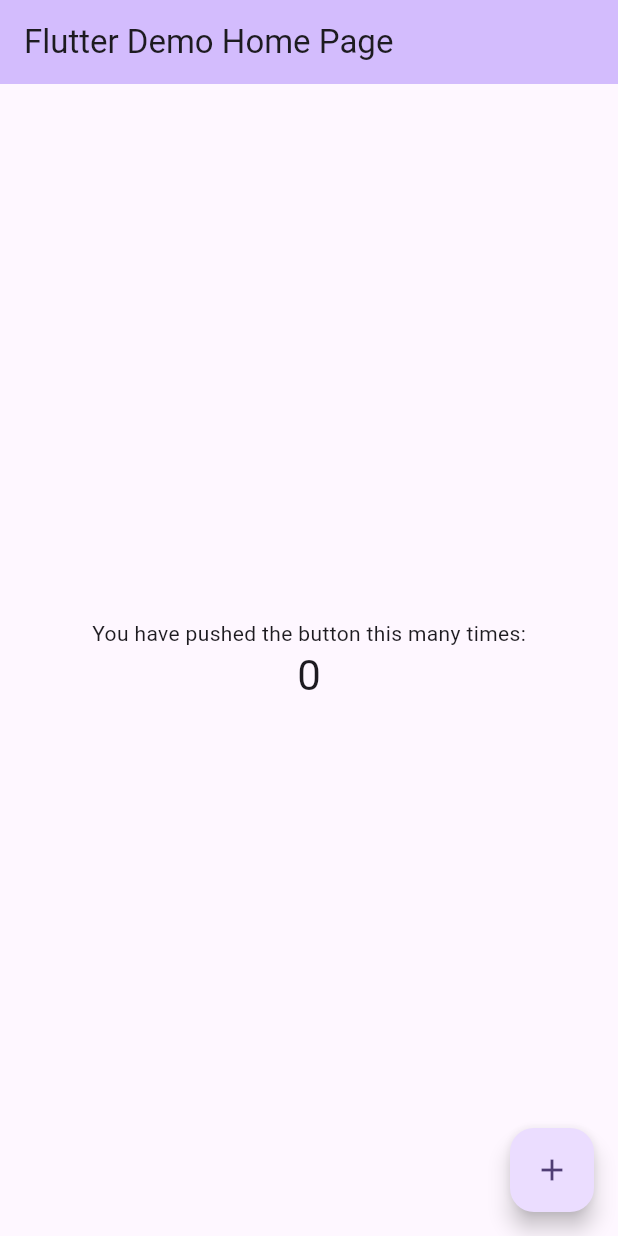
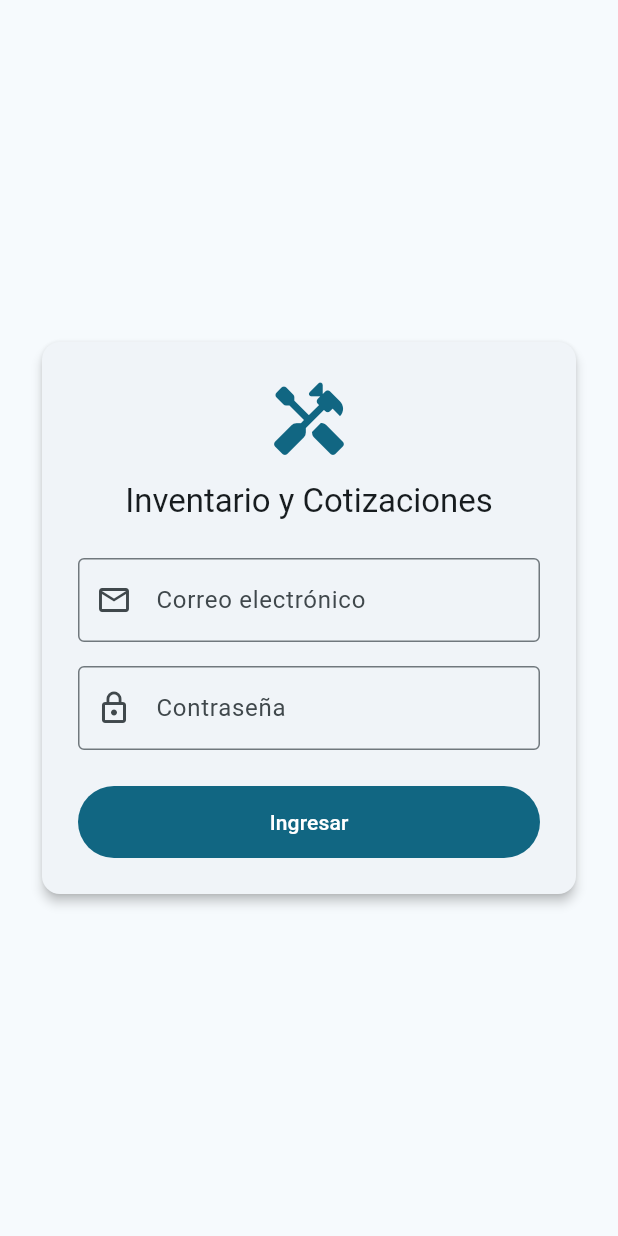
Before and after one commit to MelvinGTE/InventarioTaller, a Flutter app: the screen it shows after launch, on a phone screen of 412 x 824 dp. Run offline on Flutter 3.47's test engine with Material 3 defaults, Android fonts, the phone set to English and light mode, and no system bars; our stand-ins replace firebase_auth, firebase_core; accounts and stored records are empty.

Commit message:
Agrega pantalla de login con Firebase Auth y ajusta cache en firebase.json

```diff
--- /dev/null
+++ b/lib/login_page.dart
@@ -0,0 +1,138 @@
+import 'package:flutter/material.dart';
+import 'package:firebase_auth/firebase_auth.dart';
+
+class LoginPage extends StatefulWidget {
+  const LoginPage({super.key});
+
+  @override
+  State<LoginPage> createState() => _LoginPageState();
+}
+
+class _LoginPageState extends State<LoginPage> {
+  // Controladores para leer lo que escribes en los campos (similar al request.POST)
+  final _emailController = TextEditingController();
+  final _passwordController = TextEditingController();
+
+  bool _cargando = false;
+  String? _errorMensaje;
+
+  Future<void> _iniciarSesion() async {
+    setState(() {
+      _cargando = true;
+      _errorMensaje = null;
+    });
+
+    try {
+      // Le pide a Firebase que valide tu correo y contraseña
+      await FirebaseAuth.instance.signInWithEmailAndPassword(
+        email: _emailController.text.trim(),
+        password: _passwordController.text.trim(),
+      );
+    } on FirebaseAuthException catch (e) {
+      setState(() {
+        if (e.code == 'invalid-credential' ||
+            e.code == 'user-not-found' ||
+            e.code == 'wrong-password') {
+          _errorMensaje = 'Correo o contraseña incorrectos.';
+        } else {
+          _errorMensaje = 'Error al ingresar (${e.code}).';
+        }
+      });
+    } finally {
+      if (mounted) {
+        setState(() => _cargando = false);
+      }
+    }
+  }
+
+  @override
+  void dispose() {
+    _emailController.dispose();
+    _passwordController.dispose();
+    super.dispose();
+  }
+
+  @override
+  Widget build(BuildContext context) {
+    return Scaffold(
+      body: Center(
+        child: SingleChildScrollView(
+          padding: const EdgeInsets.all(24),
+          child: ConstrainedBox(
+            constraints: const BoxConstraints(maxWidth: 400),
+            child: Card(
+              elevation: 3,
+              child: Padding(
+                padding: const EdgeInsets.all(24),
+                child: Column(
+                  mainAxisSize: MainAxisSize.min,
+                  children: [
+                    Icon(
+                      Icons.handyman_rounded,
+                      size: 56,
+                      color: Theme.of(context).colorScheme.primary,
+                    ),
+                    const SizedBox(height: 12),
+                    Text(
+                      'Inventario y Cotizaciones',
+                      style: Theme.of(context).textTheme.titleLarge,
+                      textAlign: TextAlign.center,
+                    ),
+                    const SizedBox(height: 24),
+                    TextField(
+                      controller: _emailController,
+                      keyboardType: TextInputType.emailAddress,
+                      decoration: const InputDecoration(
+                        labelText: 'Correo electrónico',
+                        prefixIcon: Icon(Icons.email_outlined),
+                        border: OutlineInputBorder(),
+                      ),
+                    ),
+                    const SizedBox(height: 16),
+                    TextField(
+                      controller: _passwordController,
+                      obscureText: true,
+                      onSubmitted: (_) => _iniciarSesion(),
+                      decoration: const InputDecoration(
+                        labelText: 'Contraseña',
+                        prefixIcon: Icon(Icons.lock_outline),
+                        border: OutlineInputBorder(),
+                      ),
+                    ),
+                    if (_errorMensaje != null) ...[
+                      const SizedBox(height: 16),
+                      Text(
+                        _errorMensaje!,
+                        style: TextStyle(
+                          color: Theme.of(context).colorScheme.error,
+                        ),
+                      ),
+                    ],
+                    const SizedBox(height: 24),
+                    SizedBox(
+                      width: double.infinity,
+                      height: 48,
+                      child: FilledButton(
+                        onPressed: _cargando ? null : _iniciarSesion,
+                        child: _cargando
+                            ? const SizedBox(
+                                width: 22,
+                                height: 22,
+                                child: CircularProgressIndicator(
+                                  strokeWidth: 2.5,
+                                  color: Colors.white,
+                                ),
+                              )
+                            : const Text('Ingresar'),
+                      ),
+                    ),
+                  ],
+                ),
+              ),
+            ),
+          ),
+        ),
+      ),
+    );
+  }
+}
--- a/lib/main.dart
+++ b/lib/main.dart
@@ -1,6 +1,8 @@
-import 'package:material_ui/material_ui.dart';
+import 'package:flutter/material.dart';
 import 'package:firebase_core/firebase_core.dart';
+import 'package:firebase_auth/firebase_auth.dart';
 import 'firebase_options.dart';
+import 'login_page.dart';
 
 void main() async {
   WidgetsFlutterBinding.ensureInitialized();
@@ -13,115 +15,54 @@ void main() async {
 class MyApp extends StatelessWidget {
   const MyApp({super.key});
 
-  // This widget is the root of your application.
   @override
   Widget build(BuildContext context) {
     return MaterialApp(
-      title: 'Flutter Demo',
+      title: 'Inventario y Cotizaciones',
+      debugShowCheckedModeBanner: false,
       theme: ThemeData(
-        // This is the theme of your application.
-        //
-        // TRY THIS: Try running your application with "flutter run". You'll see
-        // the application has a purple toolbar. Then, without quitting the app,
-        // try changing the seedColor in the colorScheme below to Colors.green
-        // and then invoke "hot reload" (save your changes or press the "hot
-        // reload" button in a Flutter-supported IDE, or press "r" if you used
-        // the command line to start the app).
-        //
-        // Notice that the counter didn't reset back to zero; the application
-        // state is not lost during the reload. To reset the state, use hot
-        // restart instead.
-        //
-        // This works for code too, not just values: Most code changes can be
-        // tested with just a hot reload.
-        colorScheme: .fromSeed(seedColor: Colors.deepPurple),
+        colorScheme: ColorScheme.fromSeed(seedColor: Colors.blueGrey),
+        useMaterial3: true,
       ),
-      home: const MyHomePage(title: 'Flutter Demo Home Page'),
+      // StreamBuilder escucha en tiempo real si hay sesión activa o no
+      home: StreamBuilder<User?>(
+        stream: FirebaseAuth.instance.authStateChanges(),
+        builder: (context, snapshot) {
+          if (snapshot.connectionState == ConnectionState.waiting) {
+            return const Scaffold(
+              body: Center(child: CircularProgressIndicator()),
+            );
+          }
+          if (snapshot.hasData) {
+            return const PantallaPrincipalTemporal();
+          }
+          return const LoginPage();
+        },
+      ),
     );
   }
 }
 
-class MyHomePage extends StatefulWidget {
-  const MyHomePage({super.key, required this.title});
-
-  // This widget is the home page of your application. It is stateful, meaning
-  // that it has a State object (defined below) that contains fields that affect
-  // how it looks.
-
-  // This class is the configuration for the state. It holds the values (in this
-  // case the title) provided by the parent (in this case the App widget) and
-  // used by the build method of the State. Fields in a Widget subclass are
-  // always marked "final".
-
-  final String title;
-
-  @override
-  State<MyHomePage> createState() => _MyHomePageState();
-}
-
-class _MyHomePageState extends State<MyHomePage> {
-  int _counter = 0;
-
-  void _incrementCounter() {
-    setState(() {
-      // This call to setState tells the Flutter framework that something has
-      // changed in this State, which causes it to rerun the build method below
-      // so that the display can reflect the updated values. If we changed
-      // _counter without calling setState(), then the build method would not be
-      // called again, and so nothing would appear to happen.
-      _counter++;
-    });
-  }
+class PantallaPrincipalTemporal extends StatelessWidget {
+  const PantallaPrincipalTemporal({super.key});
 
   @override
   Widget build(BuildContext context) {
-    // This method is rerun every time setState is called, for instance as done
-    // by the _incrementCounter method above.
-    //
-    // The Flutter framework has been optimized to make rerunning build methods
-    // fast, so that you can just rebuild anything that needs updating rather
-    // than having to individually change instances of widgets.
+    final usuario = FirebaseAuth.instance.currentUser;
+
     return Scaffold(
       appBar: AppBar(
-        // TRY THIS: Try changing the color here to a specific color (to
-        // Colors.amber, perhaps?) and trigger a hot reload to see the AppBar
-        // change color while the other colors stay the same.
-        backgroundColor: Theme.of(context).colorScheme.inversePrimary,
-        // Here we take the value from the MyHomePage object that was created by
-        // the App.build method, and use it to set our appbar title.
-        title: Text(widget.title),
+        title: const Text('Inventario'),
+        actions: [
+          IconButton(
+            tooltip: 'Cerrar sesión',
+            icon: const Icon(Icons.logout),
+            onPressed: () => FirebaseAuth.instance.signOut(),
+          ),
+        ],
       ),
       body: Center(
-        // Center is a layout widget. It takes a single child and positions it
-        // in the middle of the parent.
-        child: Column(
-          // Column is also a layout widget. It takes a list of children and
-          // arranges them vertically. By default, it sizes itself to fit its
-          // children horizontally, and tries to be as tall as its parent.
-          //
-          // Column has various properties to control how it sizes itself and
-          // how it positions its children. Here we use mainAxisAlignment to
-          // center the children vertically; the main axis here is the vertical
-          // axis because Columns are vertical (the cross axis would be
-          // horizontal).
-          //
-          // TRY THIS: Invoke "debug painting" (choose the "Toggle Debug Paint"
-          // action in the IDE, or press "p" in the console), to see the
-          // wireframe for each widget.
-          mainAxisAlignment: .center,
-          children: [
-            const Text('You have pushed the button this many times:'),
-            Text(
-              '$_counter',
-              style: Theme.of(context).textTheme.headlineMedium,
-            ),
-          ],
-        ),
-      ),
-      floatingActionButton: FloatingActionButton(
-        onPressed: _incrementCounter,
-        tooltip: 'Increment',
-        child: const Icon(Icons.add),
+        child: Text('Sesión iniciada como: ${usuario?.email ?? ''}'),
       ),
     );
   }
```
Also changed, not shown: firebase.json, 1 other file.
